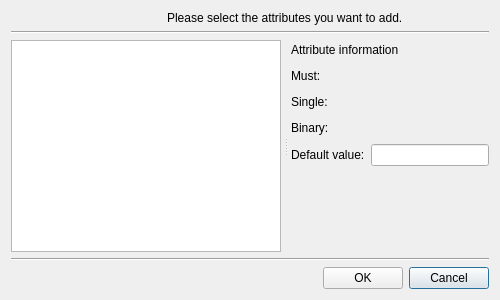
Above: resources/forms/plugins/template/AddAttributeDialogDesign.ui from einaru/luma before the change. Below: the same form after it.
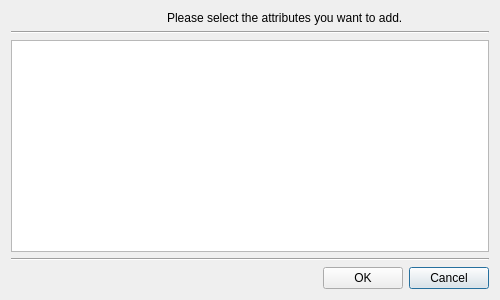
That is the form after the change.

Commit message: posible to add objectclasses and started on adding attributes

```diff
--- a/resources/forms/plugins/template/AddAttributeDialogDesign.ui
+++ b/resources/forms/plugins/template/AddAttributeDialogDesign.ui
@@ -14,16 +14,6 @@
    <string>Dialog</string>
   </property>
   <layout class="QGridLayout" name="gridLayout_2">
-   <item row="0" column="1" colspan="3">
-    <widget class="QLabel" name="labelMain">
-     <property name="text">
-      <string>Please select the attributes you want to add.</string>
-     </property>
-     <property name="wordWrap">
-      <bool>true</bool>
-     </property>
-    </widget>
-   </item>
    <item row="4" column="3">
     <widget class="QPushButton" name="pushButtonCancel">
      <property name="sizePolicy">
@@ -57,129 +47,6 @@
      </property>
     </widget>
    </item>
-   <item row="2" column="0" colspan="4">
-    <widget class="QSplitter" name="splitter">
-     <property name="sizePolicy">
-      <sizepolicy hsizetype="Expanding" vsizetype="Expanding">
-       <horstretch>0</horstretch>
-       <verstretch>0</verstretch>
-      </sizepolicy>
-     </property>
-     <property name="lineWidth">
-      <number>1</number>
-     </property>
-     <property name="orientation">
-      <enum>Qt::Horizontal</enum>
-     </property>
-     <property name="handleWidth">
-      <number>10</number>
-     </property>
-     <property name="childrenCollapsible">
-      <bool>false</bool>
-     </property>
-     <widget class="QListView" name="listView"/>
-     <widget class="QWidget" name="layoutWidget">
-      <layout class="QGridLayout" name="gridLayout">
-       <item row="0" column="0" colspan="2">
-        <widget class="QLabel" name="labelAttributeInformation">
-         <property name="minimumSize">
-          <size>
-           <width>0</width>
-           <height>20</height>
-          </size>
-         </property>
-         <property name="text">
-          <string>Attribute information</string>
-         </property>
-        </widget>
-       </item>
-       <item row="1" column="0">
-        <widget class="QLabel" name="labelMust">
-         <property name="minimumSize">
-          <size>
-           <width>0</width>
-           <height>20</height>
-          </size>
-         </property>
-         <property name="text">
-          <string>Must:</string>
-         </property>
-        </widget>
-       </item>
-       <item row="1" column="1">
-        <widget class="QLabel" name="labelMustIcon">
-         <property name="text">
-          <string/>
-         </property>
-        </widget>
-       </item>
-       <item row="2" column="0">
-        <widget class="QLabel" name="labelSingle">
-         <property name="minimumSize">
-          <size>
-           <width>0</width>
-           <height>20</height>
-          </size>
-         </property>
-         <property name="text">
-          <string>Single:</string>
-         </property>
-        </widget>
-       </item>
-       <item row="2" column="1">
-        <widget class="QLabel" name="labelSingleIcon">
-         <property name="text">
-          <string/>
-         </property>
-        </widget>
-       </item>
-       <item row="3" column="0">
-        <widget class="QLabel" name="labelBinary">
-         <property name="minimumSize">
-          <size>
-           <width>0</width>
-           <height>20</height>
-          </size>
-         </property>
-         <property name="text">
-          <string>Binary:</string>
-         </property>
-        </widget>
-       </item>
-       <item row="3" column="1">
-        <widget class="QLabel" name="labelBinaryIcon">
-         <property name="text">
-          <string/>
-         </property>
-        </widget>
-       </item>
-       <item row="4" column="0">
-        <widget class="QLabel" name="labelDefaultValue">
-         <property name="text">
-          <string>Default value:</string>
-         </property>
-        </widget>
-       </item>
-       <item row="4" column="1">
-        <widget class="QLineEdit" name="lineEditDefaultValue"/>
-       </item>
-       <item row="5" column="0" colspan="2">
-        <spacer name="verticalSpacer">
-         <property name="orientation">
-          <enum>Qt::Vertical</enum>
-         </property>
-         <property name="sizeHint" stdset="0">
-          <size>
-           <width>20</width>
-           <height>40</height>
-          </size>
-         </property>
-        </spacer>
-       </item>
-      </layout>
-     </widget>
-    </widget>
-   </item>
    <item row="4" column="0" colspan="2">
     <spacer name="horizontalSpacer">
      <property name="orientation">
@@ -207,6 +74,29 @@
      </property>
     </widget>
    </item>
+   <item row="0" column="1" colspan="3">
+    <widget class="QLabel" name="labelMain">
+     <property name="text">
+      <string>Please select the attributes you want to add.</string>
+     </property>
+     <property name="wordWrap">
+      <bool>true</bool>
+     </property>
+    </widget>
+   </item>
+   <item row="2" column="0" colspan="4">
+    <widget class="QTableView" name="tableView">
+     <property name="selectionBehavior">
+      <enum>QAbstractItemView::SelectRows</enum>
+     </property>
+     <property name="showGrid">
+      <bool>false</bool>
+     </property>
+     <attribute name="verticalHeaderVisible">
+      <bool>false</bool>
+     </attribute>
+    </widget>
+   </item>
   </layout>
  </widget>
  <resources/>
```
The commit also changes 6 other files.
